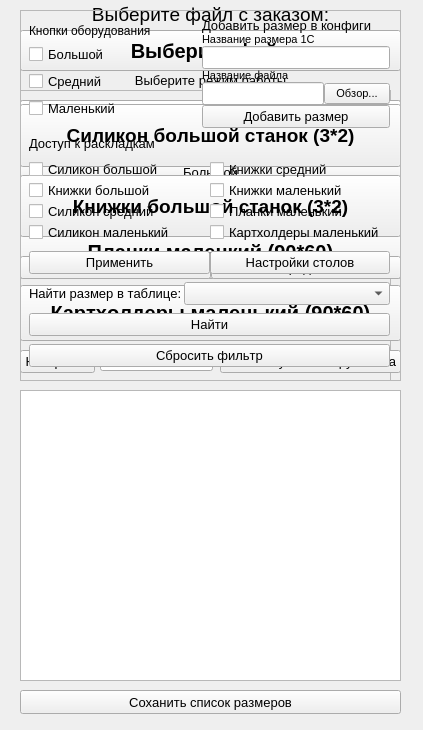
First picture: the form in WB/PrintHelper/ui/printHelperUIV3.ui, repository gora5624/Python, before the edit.
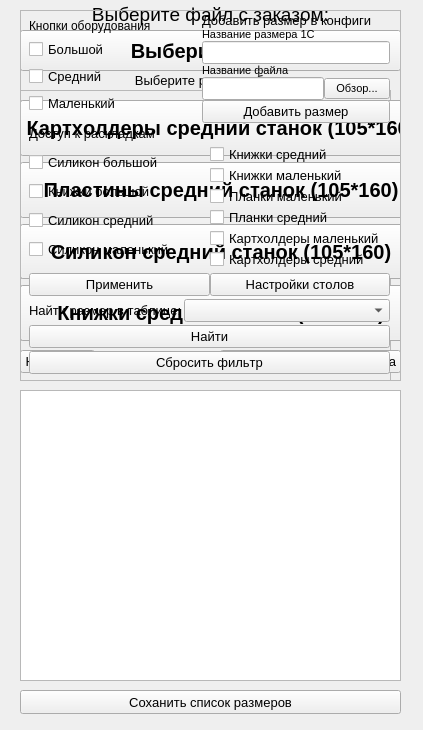
Second picture: the form after the edit.

What changed in the file:
```diff
--- a/WB/PrintHelper/ui/printHelperUIV3.ui
+++ b/WB/PrintHelper/ui/printHelperUIV3.ui
@@ -347,7 +347,7 @@
      <x>20</x>
      <y>100</y>
      <width>381</width>
-     <height>141</height>
+     <height>241</height>
     </rect>
    </property>
    <property name="frameShape">
@@ -361,14 +361,62 @@
      <rect>
       <x>0</x>
       <y>0</y>
-      <width>381</width>
-      <height>146</height>
+      <width>402</width>
+      <height>241</height>
      </rect>
     </property>
     <layout class="QVBoxLayout" name="verticalLayout_2">
      <property name="sizeConstraint">
       <enum>QLayout::SetMinimumSize</enum>
      </property>
+     <item>
+      <widget class="QPushButton" name="medButtHld">
+       <property name="enabled">
+        <bool>true</bool>
+       </property>
+       <property name="sizePolicy">
+        <sizepolicy hsizetype="Minimum" vsizetype="Minimum">
+         <horstretch>0</horstretch>
+         <verstretch>0</verstretch>
+        </sizepolicy>
+       </property>
+       <property name="font">
+        <font>
+         <pointsize>15</pointsize>
+         <bold>true</bold>
+         <stylestrategy>PreferDefault</stylestrategy>
+         <kerning>false</kerning>
+        </font>
+       </property>
+       <property name="text">
+        <string>Картхолдеры средний станок (105*160)</string>
+       </property>
+      </widget>
+     </item>
+     <item>
+      <widget class="QPushButton" name="medButtPlastin">
+       <property name="enabled">
+        <bool>true</bool>
+       </property>
+       <property name="sizePolicy">
+        <sizepolicy hsizetype="Minimum" vsizetype="Minimum">
+         <horstretch>0</horstretch>
+         <verstretch>0</verstretch>
+        </sizepolicy>
+       </property>
+       <property name="font">
+        <font>
+         <pointsize>15</pointsize>
+         <bold>true</bold>
+         <stylestrategy>PreferDefault</stylestrategy>
+         <kerning>false</kerning>
+        </font>
+       </property>
+       <property name="text">
+        <string>Пластины средний станок (105*160)</string>
+       </property>
+      </widget>
+     </item>
      <item>
       <widget class="QPushButton" name="medButt">
        <property name="enabled">
@@ -389,7 +437,7 @@
         </font>
        </property>
        <property name="text">
-        <string>Ссиликон средний станок (105*160)</string>
+        <string>Силикон средний станок (105*160)</string>
        </property>
       </widget>
      </item>
@@ -913,6 +961,13 @@
            </property>
           </widget>
          </item>
+         <item>
+          <widget class="QCheckBox" name="medPlAcsButt">
+           <property name="text">
+            <string>Планки средний</string>
+           </property>
+          </widget>
+         </item>
          <item>
           <widget class="QCheckBox" name="sallHldAcsButt">
            <property name="text">
@@ -920,6 +975,13 @@
            </property>
           </widget>
          </item>
+         <item>
+          <widget class="QCheckBox" name="medHldAcsButt">
+           <property name="text">
+            <string>Картхолдеры средний</string>
+           </property>
+          </widget>
+         </item>
         </layout>
        </item>
       </layout>
@@ -1062,13 +1124,13 @@
    <property name="minimumSize">
     <size>
      <width>381</width>
-     <height>291</height>
+     <height>286</height>
     </size>
    </property>
    <property name="maximumSize">
     <size>
      <width>500</width>
-     <height>500</height>
+     <height>471</height>
     </size>
    </property>
    <property name="autoScroll">
@@ -1099,7 +1161,6 @@
   <zorder>label</zorder>
   <zorder>label_2</zorder>
   <zorder>mainPageButt</zorder>
-  <zorder>frameMed</zorder>
   <zorder>frameSmall</zorder>
   <zorder>frameMain</zorder>
   <zorder>settButt</zorder>
@@ -1107,6 +1168,7 @@
   <zorder>tableWidgetSizes</zorder>
   <zorder>frameBig</zorder>
   <zorder>pushButtonSaveSizes</zorder>
+  <zorder>frameMed</zorder>
   <zorder>frameSettings</zorder>
  </widget>
  <resources/>
```
